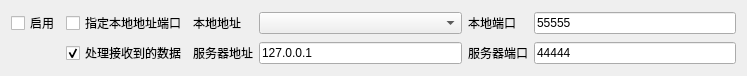
Old version of the form src/pages/page/other/transmission/SAKTcpTransmissionItemWidget.ui in the repository x-tools-author/x-tools.
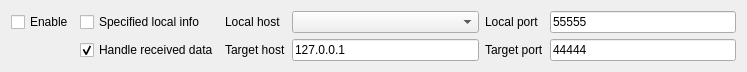
New version of the form.

```diff
--- a/src/pages/page/other/transmission/SAKTcpTransmissionItemWidget.ui
+++ b/src/pages/page/other/transmission/SAKTcpTransmissionItemWidget.ui
@@ -17,14 +17,14 @@
    <item row="0" column="1">
     <widget class="QCheckBox" name="customAddressCheckBox">
      <property name="text">
-      <string>指定本地地址端口</string>
+      <string>Specified local info</string>
      </property>
     </widget>
    </item>
    <item row="0" column="2">
     <widget class="QLabel" name="label">
      <property name="text">
-      <string>本地地址</string>
+      <string>Local host</string>
      </property>
     </widget>
    </item>
@@ -41,14 +41,14 @@
    <item row="0" column="0">
     <widget class="QCheckBox" name="enableCheckBox">
      <property name="text">
-      <string>启用</string>
+      <string>Enable</string>
      </property>
     </widget>
    </item>
    <item row="0" column="4">
     <widget class="QLabel" name="label_2">
      <property name="text">
-      <string>本地端口</string>
+      <string>Local port</string>
      </property>
     </widget>
    </item>
@@ -62,7 +62,7 @@
    <item row="1" column="1">
     <widget class="QCheckBox" name="handleReceiveDataCheckBox">
      <property name="text">
-      <string>处理接收到的数据</string>
+      <string>Handle received data</string>
      </property>
      <property name="checked">
       <bool>true</bool>
@@ -72,7 +72,7 @@
    <item row="1" column="2">
     <widget class="QLabel" name="label_3">
      <property name="text">
-      <string>服务器地址</string>
+      <string>Target host</string>
      </property>
     </widget>
    </item>
@@ -86,7 +86,7 @@
    <item row="1" column="4">
     <widget class="QLabel" name="label_4">
      <property name="text">
-      <string>服务器端口</string>
+      <string>Target port</string>
      </property>
     </widget>
    </item>
```
